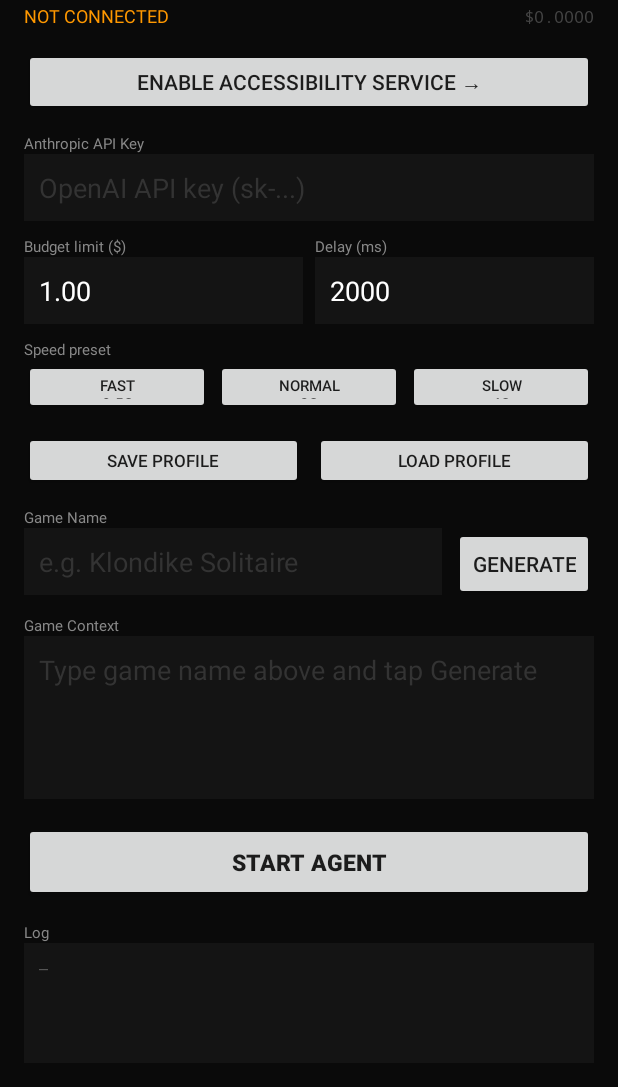
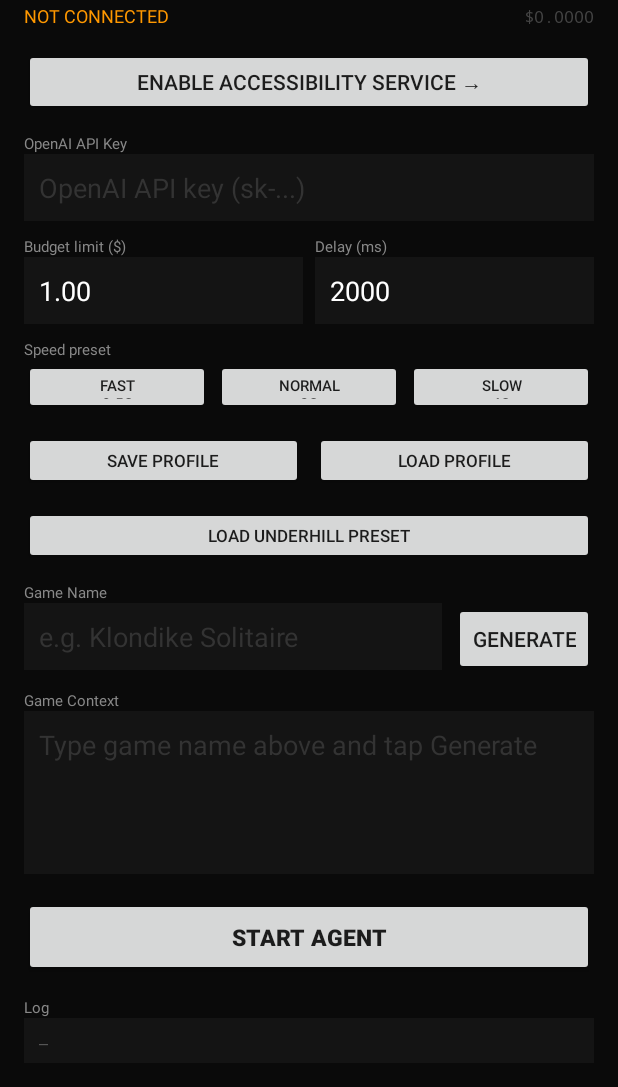
Before and after one commit to bkstrong10-create/Game-agent, an Android app: the screen it shows after launch (MainActivity), on a phone screen of 412 x 824 dp, the part 149-1236 px from its top. Run offline under Robolectric (Android 15) with nearby library versions, the phone set to English and light mode, and no system bars; 3 statements that could not run were skipped.

Commit message:
Add Underhill gameplay preset built from screenshots
Adds a one-tap "Load Underhill Preset" button that fills in detailed,
hand-written play instructions for Underhill (city build queue, world
map gathering/march queue, rally battles) so the agent doesn't need an
OpenAI call to generate context for this game. Also fixes a leftover
Anthropic API key label/hint on the key field, which no longer matches
the OpenAI-only computer-use flow.

Co-Authored-By: Claude Sonnet 5 <noreply@anthropic.com>
Claude-Session: https://claude.ai/code/session_01EdAcVQmBYZ8x23JkWeWeAn

```diff
--- a/app/src/main/java/com/bradlee/gameagent/MainActivity.java
+++ b/app/src/main/java/com/bradlee/gameagent/MainActivity.java
@@ -35,9 +35,47 @@ public class MainActivity extends AppCompatActivity {
 
     private static final String CONTEXT_MODEL = "gpt-5.6-luna";
 
+    private static final String UNDERHILL_NAME = "Underhill";
+    private static final String UNDERHILL_CONTEXT =
+        "Underhill is a kingdom-building strategy game (Rise of Kingdoms style). "
+        + "There are three main screens: City, World Map, and Battle/Rally.\n\n"
+        + "CITY SCREEN: A walled city (\"Underhill\") with a central Keep and outer "
+        + "buildings — Barracks, Academy, Workshop, Market, Farms. A number badge on a "
+        + "building is its level; a green up-arrow means it can be upgraded now. Side "
+        + "icons: Build, Army, Map (left) and Events, Chest, Mail (right). Bottom bar: "
+        + "March, Train, Build. Resource bar at top shows food, wood, stone, iron, and "
+        + "gold, plus current/max city population (Keep capacity).\n"
+        + "PRIORITY: (1) if any building shows an up-arrow and resources look sufficient, "
+        + "tap it then tap Upgrade; (2) if Train shows a red badge, open Train and queue "
+        + "troops (prefer the cheapest unit that keeps the queue full); (3) otherwise open "
+        + "Build and construct/upgrade the lowest-level building.\n\n"
+        + "WORLD MAP SCREEN (e.g. \"Ember Road\"): Resource tiles surround the stronghold — "
+        + "Wheat Fields, Orchard, Vegetable Garden, Berry Grove (food), Lumber Camp (wood), "
+        + "Stone Quarry (stone), Iron Deposit (iron). Tapping a tile opens a panel with "
+        + "Gather Rate, Gatherer Capacity, and three buttons: March, Gather, Details. Tap "
+        + "Gather to send idle troops to harvest. The March Queue panel (bottom-left) lists "
+        + "active marches with countdown timers — do not exceed the queue's max slots shown "
+        + "(e.g. 3/3); wait for a slot to free before sending another march.\n"
+        + "PRIORITY: keep every march queue slot filled by gathering the nearest un-worked "
+        + "resource tile of whichever resource is lowest in the top resource bar.\n\n"
+        + "BATTLE/RALLY SCREEN: Shown when attacking or defending a stronghold. Top shows "
+        + "the objective (e.g. \"Capture Ember Road\"). Side icons: Battle Log, Scout, "
+        + "Rally, Heal, Morale. Two army power bars compare your force to the defenders, "
+        + "with an \"Expected Victory\" timer. A Rally Battle panel may list allied armies "
+        + "converging with individual power and arrival times, plus overall Rally Size and "
+        + "Total Rally Power. Only tap Rally to join an alliance's rally already in progress; "
+        + "do not start a new attack against a stronger defender (red power bar higher than "
+        + "yours) unless explicitly told to.\n\n"
+        + "GENERAL RULES: Never spend gems, gold, or real currency in the Shop or Chance/"
+        + "gacha screens. Never tap Alliance donation, ads, or external links. Close any "
+        + "popup (X in a corner) before continuing. If a quest banner reads \"Train one "
+        + "more defender\" or similar with a progress count like \"0/1\", complete that "
+        + "specific action next. Prefer single taps near the center of a button; only drag "
+        + "when scrolling the world map.";
+
     private EditText etApiKey, etGameName, etGameContext, etDelay, etBudget;
     private Button btnStartStop, btnAccessibility, btnGenerate;
-    private Button btnSaveProfile, btnLoadProfile;
+    private Button btnSaveProfile, btnLoadProfile, btnPresetUnderhill;
     private Button btnFast, btnNormal, btnSlow;
     private TextView tvStatus, tvCost, tvLog, tvGames;
     private SharedPreferences prefs;
@@ -60,6 +98,7 @@ public class MainActivity extends AppCompatActivity {
         btnGenerate = findViewById(R.id.btnGenerate);
         btnSaveProfile = findViewById(R.id.btnSaveProfile);
         btnLoadProfile = findViewById(R.id.btnLoadProfile);
+        btnPresetUnderhill = findViewById(R.id.btnPresetUnderhill);
         btnFast = findViewById(R.id.btnFast);
         btnNormal = findViewById(R.id.btnNormal);
         btnSlow = findViewById(R.id.btnSlow);
@@ -95,6 +134,7 @@ public class MainActivity extends AppCompatActivity {
         btnGenerate.setOnClickListener(v -> generateContext());
         btnSaveProfile.setOnClickListener(v -> saveProfile());
         btnLoadProfile.setOnClickListener(v -> loadProfile());
+        btnPresetUnderhill.setOnClickListener(v -> loadUnderhillPreset());
         btnFast.setOnClickListener(v -> etDelay.setText("700"));
         btnNormal.setOnClickListener(v -> etDelay.setText("2000"));
         btnSlow.setOnClickListener(v -> etDelay.setText("4000"));
@@ -193,6 +233,16 @@ public class MainActivity extends AppCompatActivity {
             GameAgentService.budgetLimitUsd = 1.0;
         }
         GameAgentService.instance.startAgent();
+    }
+
+    private void loadUnderhillPreset() {
+        etGameName.setText(UNDERHILL_NAME);
+        etGameContext.setText(UNDERHILL_CONTEXT);
+        prefs.edit()
+            .putString("game_name", UNDERHILL_NAME)
+            .putString("game_context", UNDERHILL_CONTEXT)
+            .apply();
+        Toast.makeText(this, "Underhill preset loaded", Toast.LENGTH_SHORT).show();
     }
 
     private void generateContext() {
--- a/app/src/main/res/layout/activity_main.xml
+++ b/app/src/main/res/layout/activity_main.xml
@@ -37,10 +37,10 @@
 
         <!-- API Key -->
         <TextView android:layout_width="match_parent" android:layout_height="wrap_content"
-            android:text="Anthropic API Key" android:textColor="#888888" android:textSize="10sp"/>
+            android:text="OpenAI API Key" android:textColor="#888888" android:textSize="10sp"/>
         <EditText android:id="@+id/etApiKey"
             android:layout_width="match_parent" android:layout_height="wrap_content"
-            android:hint="sk-ant-..." android:inputType="textPassword"
+            android:hint="sk-..." android:inputType="textPassword"
             android:textColor="#FFFFFF" android:textColorHint="#333333"
             android:padding="10dp" android:background="#141414"
             android:layout_marginBottom="10dp"/>
@@ -98,6 +98,12 @@
                 android:text="Load Profile" android:textSize="11sp" android:layout_marginStart="8dp"/>
         </LinearLayout>
 
+        <!-- Underhill preset -->
+        <Button android:id="@+id/btnPresetUnderhill"
+            android:layout_width="match_parent" android:layout_height="38dp"
+            android:text="Load Underhill Preset" android:textSize="11sp"
+            android:layout_marginBottom="12dp"/>
+
         <!-- Game Name + Generate -->
         <TextView android:layout_width="match_parent" android:layout_height="wrap_content"
             android:text="Game Name" android:textColor="#888888" android:textSize="10sp"/>
```
